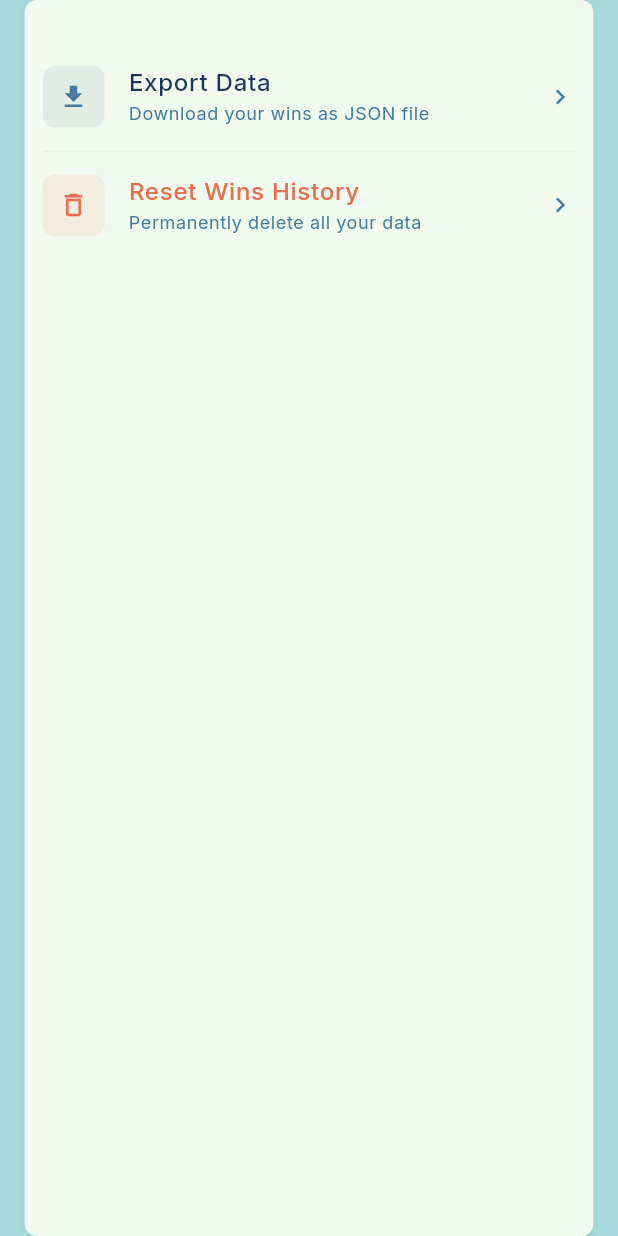
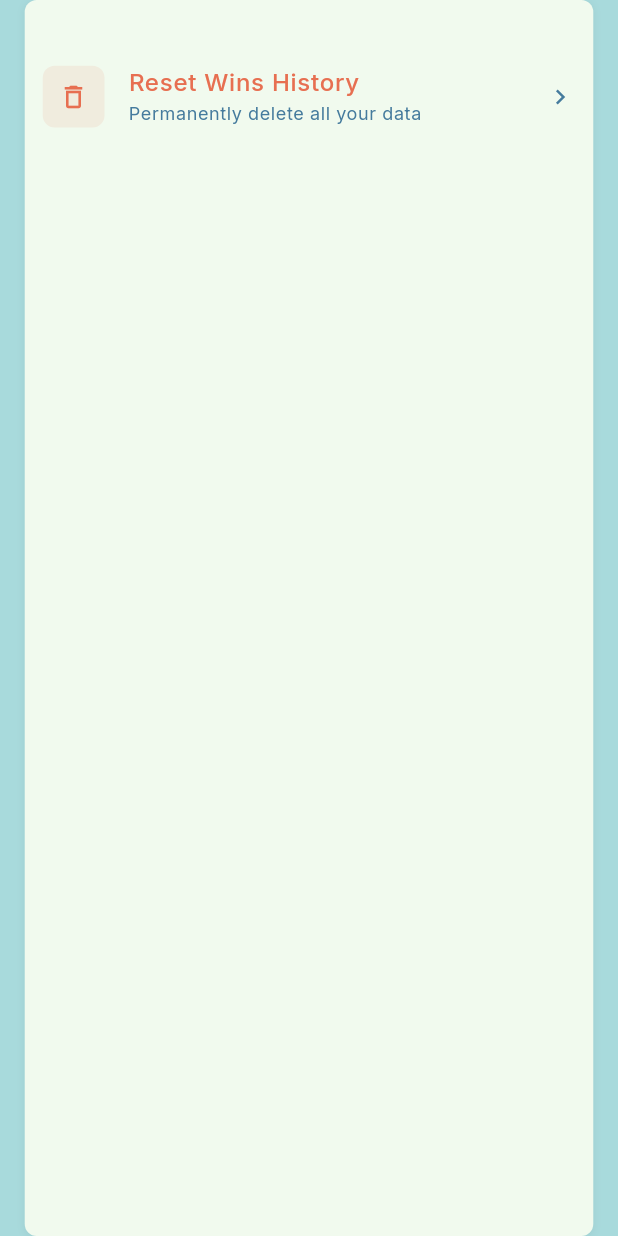
Before and after one commit to dailywinai-ui/my-flutter-app, a Flutter app: the DataManagementWidget widget shown alone on an empty page, opened directly, on a phone screen of 412 x 824 dp. Run offline on Flutter 3.47's test engine with Material 3 defaults, Android fonts, the phone set to English and light mode, and no system bars; our stand-ins replace cached_network_image, connectivity_plus, fl_chart, flutter_svg, fluttertoast, google_fonts and 5 more; missing offline and left inert: universal_html; accounts and stored records are empty.

Commit message:
Remove broken Export Data button from Settings

```diff
--- a/lib/presentation/settings_screen/widgets/data_management_widget.dart
+++ b/lib/presentation/settings_screen/widgets/data_management_widget.dart
@@ -285,48 +285,6 @@ class DataManagementWidget extends StatelessWidget {
         children: [
           SizedBox(height: 2.h),
           Container(
-            decoration: BoxDecoration(
-              border: Border(
-                bottom: BorderSide(color: theme.dividerColor, width: 0.5),
-              ),
-            ),
-            child: ListTile(
-              contentPadding: EdgeInsets.zero,
-              leading: Container(
-                width: 10.w,
-                height: 10.w,
-                decoration: BoxDecoration(
-                  color: theme.colorScheme.tertiary.withValues(alpha: 0.1),
-                  borderRadius: BorderRadius.circular(8),
-                ),
-                child: Center(
-                  child: CustomIconWidget(
-                    iconName: 'download',
-                    color: theme.colorScheme.tertiary,
-                    size: 20,
-                  ),
-                ),
-              ),
-              title: Text(
-                'Export Data',
-                style: theme.textTheme.bodyLarge?.copyWith(
-                  fontWeight: FontWeight.w500,
-                  color: theme.colorScheme.primary,
-                ),
-              ),
-              subtitle: Text(
-                'Download your wins as JSON file',
-                style: theme.textTheme.bodySmall?.copyWith(
-                  color: theme.colorScheme.secondary,
-                ),
-              ),
-              trailing: CustomIconWidget(
-                iconName: 'chevron_right',
-                color: theme.colorScheme.secondary,
-                size: 20,
-              ),
-              onTap: () => _exportData(context),
-            ),
           ),
           Container(
             child: ListTile(
```
